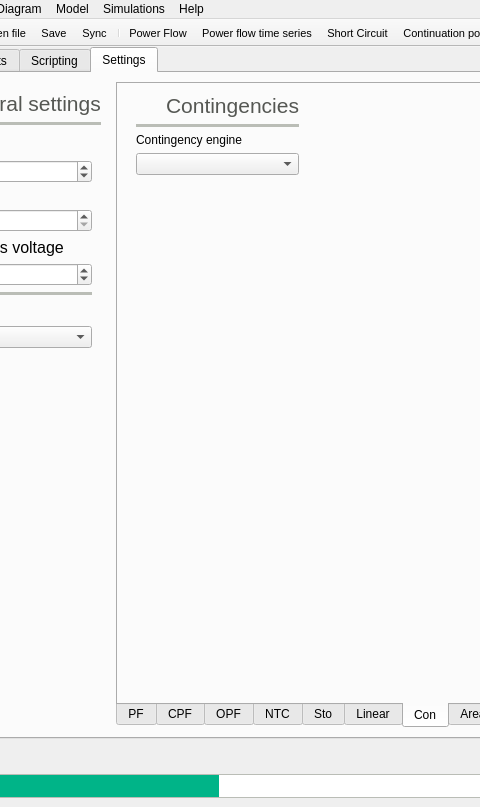
Above: src/GridCal/Gui/Main/MainWindow.ui from SanPen/GridCal before the change; both pictures show x 102 to 582 and y 0 to 807 of the 1392 by 807 pixel window. Below: the same form after it.
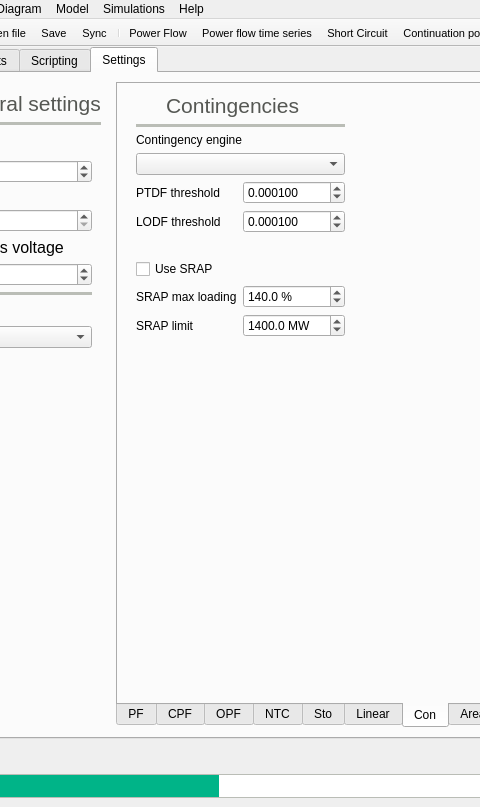
That is the form after the change. The open tabs and pages were chosen to show the change. Icons and pictures are not drawn.

Commit message: Worked on integrating te SRAP logic

What changed in the file:
```diff
--- a/src/GridCal/Gui/Main/MainWindow.ui
+++ b/src/GridCal/Gui/Main/MainWindow.ui
@@ -5376,6 +5376,127 @@
                <property name="topMargin">
                 <number>0</number>
                </property>
+               <item row="3" column="0" colspan="2">
+                <widget class="QLabel" name="label_119">
+                 <property name="text">
+                  <string>Contingency engine</string>
+                 </property>
+                </widget>
+               </item>
+               <item row="9" column="0">
+                <widget class="QLabel" name="label_123">
+                 <property name="text">
+                  <string>SRAP max loading</string>
+                 </property>
+                </widget>
+               </item>
+               <item row="13" column="0" colspan="2">
+                <spacer name="verticalSpacer_19">
+                 <property name="orientation">
+                  <enum>Qt::Vertical</enum>
+                 </property>
+                 <property name="sizeHint" stdset="0">
+                  <size>
+                   <width>20</width>
+                   <height>40</height>
+                  </size>
+                 </property>
+                </spacer>
+               </item>
+               <item row="8" column="0" colspan="2">
+                <widget class="QCheckBox" name="use_srap_checkBox">
+                 <property name="text">
+                  <string>Use SRAP</string>
+                 </property>
+                </widget>
+               </item>
+               <item row="10" column="1">
+                <widget class="QDoubleSpinBox" name="srap_limit_doubleSpinBox">
+                 <property name="suffix">
+                  <string> MW</string>
+                 </property>
+                 <property name="decimals">
+                  <number>1</number>
+                 </property>
+                 <property name="maximum">
+                  <double>9999999.000000000000000</double>
+                 </property>
+                 <property name="value">
+                  <double>1400.000000000000000</double>
+                 </property>
+                </widget>
+               </item>
+               <item row="7" column="0">
+                <widget class="QLabel" name="label_52">
+                 <property name="text">
+                  <string/>
+                 </property>
+                </widget>
+               </item>
+               <item row="2" column="0" colspan="2">
+                <widget class="Line" name="line_25">
+                 <property name="palette">
+                  <palette>
+                   <active>
+                    <colorrole role="WindowText">
+                     <brush brushstyle="SolidPattern">
+                      <color alpha="255">
+                       <red>186</red>
+                       <green>189</green>
+                       <blue>182</blue>
+                      </color>
+                     </brush>
+                    </colorrole>
+                   </active>
+                   <inactive>
+                    <colorrole role="WindowText">
+                     <brush brushstyle="SolidPattern">
+                      <color alpha="255">
+                       <red>186</red>
+                       <green>189</green>
+                       <blue>182</blue>
+                      </color>
+                     </brush>
+                    </colorrole>
+                   </inactive>
+                   <disabled>
+                    <colorrole role="WindowText">
+                     <brush brushstyle="SolidPattern">
+                      <color alpha="255">
+                       <red>190</red>
+                       <green>190</green>
+                       <blue>190</blue>
+                      </color>
+                     </brush>
+                    </colorrole>
+                   </disabled>
+                  </palette>
+                 </property>
+                 <property name="frameShadow">
+                  <enum>QFrame::Plain</enum>
+                 </property>
+                 <property name="lineWidth">
+                  <number>4</number>
+                 </property>
+                 <property name="orientation">
+                  <enum>Qt::Horizontal</enum>
+                 </property>
+                </widget>
+               </item>
+               <item row="10" column="0">
+                <widget class="QLabel" name="label_53">
+                 <property name="text">
+                  <string>SRAP limit</string>
+                 </property>
+                </widget>
+               </item>
+               <item row="5" column="0">
+                <widget class="QLabel" name="label_116">
+                 <property name="text">
+                  <string>PTDF threshold</string>
+                 </property>
+                </widget>
+               </item>
                <item row="0" column="0" colspan="2">
                 <widget class="QFrame" name="frame_78">
                  <property name="frameShape">
@@ -5530,25 +5651,54 @@
                <item row="4" column="0" colspan="2">
                 <widget class="QComboBox" name="contingencyEngineComboBox"/>
                </item>
-               <item row="3" column="0" colspan="2">
-                <widget class="QLabel" name="label_119">
+               <item row="9" column="1">
+                <widget class="QDoubleSpinBox" name="srap_loading_limit_doubleSpinBox">
+                 <property name="suffix">
+                  <string> %</string>
+                 </property>
+                 <property name="decimals">
+                  <number>1</number>
+                 </property>
+                 <property name="maximum">
+                  <double>999999.000000000000000</double>
+                 </property>
+                 <property name="value">
+                  <double>140.000000000000000</double>
+                 </property>
+                </widget>
+               </item>
+               <item row="6" column="0">
+                <widget class="QLabel" name="label_122">
                  <property name="text">
-                  <string>Contingency engine</string>
+                  <string>LODF threshold</string>
                  </property>
                 </widget>
                </item>
-               <item row="7" column="0" colspan="2">
-                <spacer name="verticalSpacer_19">
-                 <property name="orientation">
-                  <enum>Qt::Vertical</enum>
+               <item row="6" column="1">
+                <widget class="QDoubleSpinBox" name="lodf_threshold_doubleSpinBox">
+                 <property name="decimals">
+                  <number>6</number>
                  </property>
-                 <property name="sizeHint" stdset="0">
-                  <size>
-                   <width>20</width>
-                   <height>40</height>
-                  </size>
+                 <property name="maximum">
+                  <double>1.000000000000000</double>
                  </property>
-                </spacer>
+                 <property name="value">
+                  <double>0.000100000000000</double>
+                 </property>
+                </widget>
+               </item>
+               <item row="5" column="1">
+                <widget class="QDoubleSpinBox" name="ptdf_threshold_doubleSpinBox">
+                 <property name="decimals">
+                  <number>6</number>
+                 </property>
+                 <property name="maximum">
+                  <double>1.000000000000000</double>
+                 </property>
+                 <property name="value">
+                  <double>0.000100000000000</double>
+                 </property>
+                </widget>
                </item>
               </layout>
              </widget>
```
Left out of the diff: 50 changed lines with no effect on the pictures. The commit also changes 10 other files.
